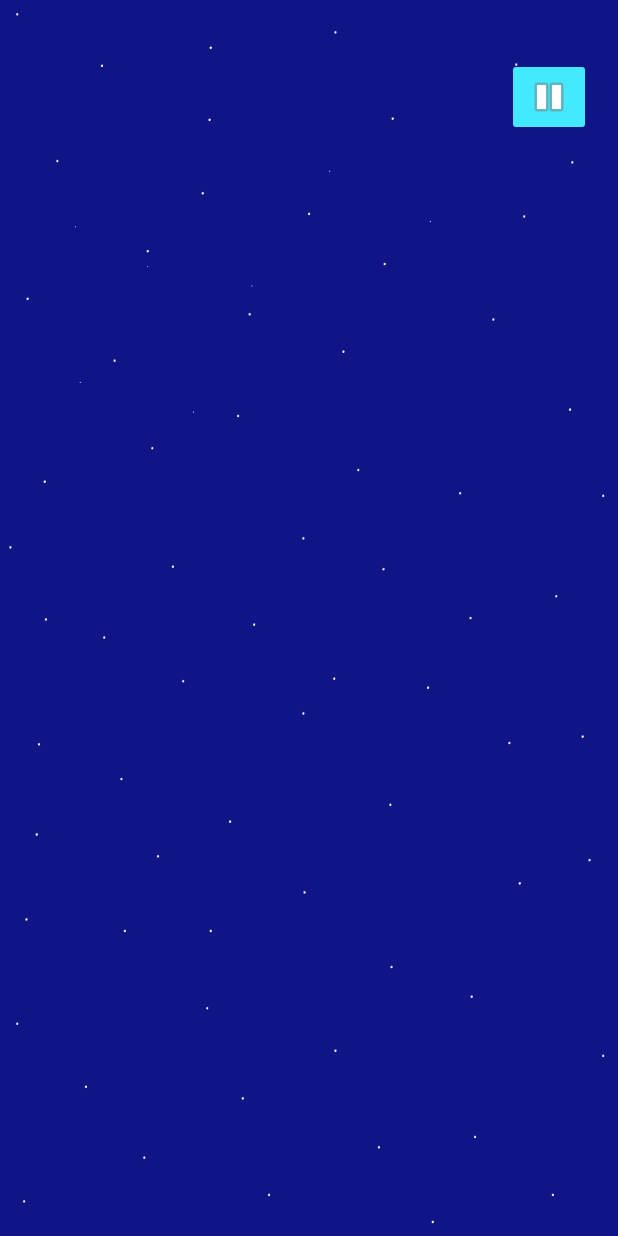
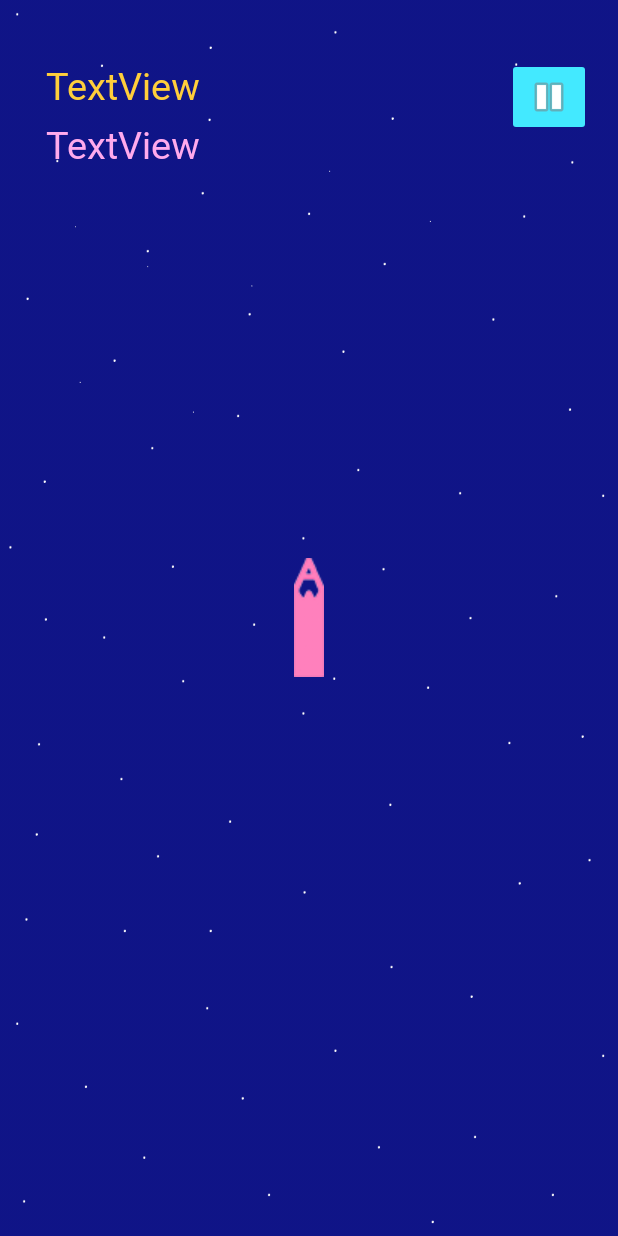
Before and after one commit to miniponti/DADM_21-22_parejaA_P3, an Android app: the screen it shows after launch (ActivityJuego), after a tap on "EMPEZAR", on a phone screen of 412 x 824 dp. Run offline under Robolectric (Android 15) with nearby library versions, the phone set to English and light mode, and no system bars.

Commit message:
se ve la nave

```diff
--- a/app/src/main/java/com/example/dadm_21_22_parejaa_p3/activities/ActivityJuego.java
+++ b/app/src/main/java/com/example/dadm_21_22_parejaa_p3/activities/ActivityJuego.java
@@ -16,6 +16,7 @@ import com.example.dadm_21_22_parejaa_p3.R;
 import com.example.dadm_21_22_parejaa_p3.engine.GameEngine;
 import com.example.dadm_21_22_parejaa_p3.input.InputController;
 import com.example.dadm_21_22_parejaa_p3.movimiento.Player;
+import com.example.dadm_21_22_parejaa_p3.movimiento.PlayerShip;
 
 public class ActivityJuego extends AppCompatActivity {
 
@@ -35,21 +36,24 @@ public class ActivityJuego extends AppCompatActivity {
         setContentView(R.layout.activity_juego);
 
         // encontrar view para poder coger las medidas para el jugador
-        activityView = (View) findViewById(android.R.id.content).getRootView();
-        final ViewTreeObserver observer = activityView.getViewTreeObserver();
-        observer.addOnGlobalLayoutListener(new ViewTreeObserver.OnGlobalLayoutListener(){
+        activityView = findViewById(android.R.id.content).getRootView();
+        activityView.getViewTreeObserver().addOnGlobalLayoutListener
+                (new ViewTreeObserver.OnGlobalLayoutListener(){
             @Override
             public void onGlobalLayout(){
-                // Para evitar que sea llamado múltiples veces,
-                // se elimina el listener en cuanto es llamado
-                //observer.removeOnGlobalLayoutListener(this);
-                gameEngine.addGameObject(new Player(activityView));
+                //Para evitar que sea llamado múltiples veces,
+                //se elimina el listener en cuanto es llamado
+                activityView.getViewTreeObserver().removeOnGlobalLayoutListener(this);
+
+                gameEngine = new GameEngine(ActivityJuego.this);
+                gameEngine.setInputController(new InputController());
+                gameEngine.addGameObject(new PlayerShip(activityView));
                 gameEngine.ge_startGame();
             }
         });
 
         // encontrar fragment container para el menú de pausa
-        fragmentContainerView = (FragmentContainerView) findViewById(R.id.fragmentContainerView);
+        fragmentContainerView = findViewById(R.id.fragmentContainerView);
         FragmentManager FM = getSupportFragmentManager();
         FM.beginTransaction().replace(R.id.fragmentContainerView, new MenuPausaFragment(), "FRAGMENT_PAUSA");
         fragmentContainerView.setVisibility(View.GONE);
@@ -58,7 +62,7 @@ public class ActivityJuego extends AppCompatActivity {
         mp_btn = MediaPlayer.create(getApplicationContext(), R.raw.sfx_botones);
 
         // boton pausa
-        botonPausa = (ImageButton) findViewById(R.id.btn_pausa);
+        botonPausa = findViewById(R.id.btn_pausa);
         botonPausa.setOnClickListener(new View.OnClickListener() {
             public void onClick(View v) {
                 // suena el efecto de sonido
--- a/app/src/main/java/com/example/dadm_21_22_parejaa_p3/movimiento/Player.java
+++ b/app/src/main/java/com/example/dadm_21_22_parejaa_p3/movimiento/Player.java
@@ -14,31 +14,25 @@ import com.example.dadm_21_22_parejaa_p3.input.InputController;
 public class Player extends GameObject{
 
     // VARIABLES ---------------------------------------------
-    private int maxX; // valor máximo para X
-    private int maxY; // valor máximo para Y
-    private double positionX; // posición en X
-    private double positionY; // posición en Y
+    protected int maxX; // valor máximo para X
+    protected int maxY; // valor máximo para Y
+    protected double positionX; // posición en X
+    protected double positionY; // posición en Y
     private double speedFactor; // velocidad transformada a píxeles por milisegundo
-    private double pixelFactor; // tamaño elegido de pixel
-    private final ImageView lapiz;
+    protected double pixelFactor; // tamaño elegido de pixel
+    protected final TextView puntuacion;
     // -------------------------------------------------------
 
     // CONSTRUCTOR
     public Player(final View view){
-        pixelFactor = view.getHeight() / 400d;
+        pixelFactor = 1;
         maxX = view.getWidth() - view.getPaddingRight() - view.getPaddingLeft();
+        System.out.println("maxx" + maxX);
         maxY = view.getHeight() - view.getPaddingTop() - view.getPaddingBottom();
-        speedFactor = pixelFactor * 100d / 1000d; // We want to move at 100px per second on a 400px tall screen
+        System.out.println("max y" + maxY);
 
-        lapiz = new ImageView(view.getContext());
-        Drawable lapizDrawable = view.getContext().getResources().getDrawable(R.drawable.lapiz);
-        lapiz.setLayoutParams(new ViewGroup.LayoutParams(
-                (int) (lapizDrawable.getIntrinsicWidth() * pixelFactor),
-                (int) (lapizDrawable.getIntrinsicHeight() * pixelFactor)));
-        lapiz.setImageDrawable(lapizDrawable);
-        ((FrameLayout) view).addView(lapiz);
-        maxX -= (lapizDrawable.getIntrinsicWidth() * pixelFactor);
-        maxY -= (lapizDrawable.getIntrinsicHeight() * pixelFactor);
+        speedFactor = pixelFactor * 100d / 1000d;
+        puntuacion = view.findViewById(R.id.txt_score);
     }
 
     // INICIALIZA LA POSICION DEL JUGADOR A LA MITAD DE LA PANTALLA
@@ -74,9 +68,5 @@ public class Player extends GameObject{
     }
 
     @Override
-    public void onDraw() {
-        //textView.setText("["+(int) (positionX)+","+(int) (positionY)+"]");
-        lapiz.setTranslationX((int)positionX);
-        lapiz.setTranslationY((int)positionY);
-    }
+    public void onDraw() { }
 }
--- /dev/null
+++ b/app/src/main/java/com/example/dadm_21_22_parejaa_p3/movimiento/PlayerShip.java
@@ -0,0 +1,33 @@
+package com.example.dadm_21_22_parejaa_p3.movimiento;
+
+import android.graphics.drawable.Drawable;
+import android.view.View;
+import android.view.ViewGroup;
+import android.widget.FrameLayout;
+import android.widget.ImageView;
+
+import com.example.dadm_21_22_parejaa_p3.R;
+
+public class PlayerShip extends Player{
+
+    private final ImageView lapiz;
+
+    public PlayerShip(final View view) {
+        super(view);
+        lapiz = new ImageView(view.getContext());
+        Drawable lapizDrawable = view.getContext().getResources().getDrawable(R.drawable.lapiz);
+        lapiz.setLayoutParams(new ViewGroup.LayoutParams(
+                (int) (lapizDrawable.getIntrinsicWidth() * pixelFactor),
+                (int) (lapizDrawable.getIntrinsicHeight() * pixelFactor)));
+        lapiz.setImageDrawable(lapizDrawable);
+        ((FrameLayout) view).addView(lapiz);
+        maxX -= (lapizDrawable.getIntrinsicWidth() * pixelFactor);
+        maxY -= (lapizDrawable.getIntrinsicHeight() * pixelFactor);
+    }
+
+    @Override
+    public void onDraw() {
+        lapiz.setTranslationX((int)positionX);
+        lapiz.setTranslationY((int)positionY);
+    }
+}
--- a/app/src/main/res/layout/activity_juego.xml
+++ b/app/src/main/res/layout/activity_juego.xml
@@ -21,6 +21,36 @@
         app:srcCompat="@android:drawable/ic_media_pause"
         tools:ignore="SpeakableTextPresentCheck" />
 
+    <TextView
+        android:id="@+id/txt_score"
+        android:layout_width="wrap_content"
+        android:layout_height="wrap_content"
+        android:fontFamily="@font/showg"
+        android:textColor="@color/yellow"
+        android:textSize="25dp"
+        android:text="TextView"
+        app:layout_constraintBottom_toBottomOf="parent"
+        app:layout_constraintEnd_toEndOf="parent"
+        app:layout_constraintHorizontal_bias="0.1"
+        app:layout_constraintStart_toStartOf="parent"
+        app:layout_constraintTop_toTopOf="parent"
+        app:layout_constraintVertical_bias="0.050000012" />
+
+    <TextView
+        android:id="@+id/txt_life"
+        android:layout_width="wrap_content"
+        android:layout_height="wrap_content"
+        android:fontFamily="@font/showg"
+        android:text="TextView"
+        android:textColor="@color/pink"
+        android:textSize="25dp"
+        app:layout_constraintBottom_toBottomOf="parent"
+        app:layout_constraintEnd_toEndOf="parent"
+        app:layout_constraintHorizontal_bias="0.1"
+        app:layout_constraintStart_toStartOf="parent"
+        app:layout_constraintTop_toTopOf="parent"
+        app:layout_constraintVertical_bias="0.100000024" />
+
     <androidx.fragment.app.FragmentContainerView
         android:id="@+id/fragmentContainerView"
         android:name="com.example.dadm_21_22_parejaa_p3.MenuPausaFragment"
--- a/app/src/main/res/values/colors.xml
+++ b/app/src/main/res/values/colors.xml
@@ -9,4 +9,5 @@
     <color name="white">#FFFFFFFF</color>
     <color name="pink">#FFAAED</color>
     <color name="cyan">#43E9FF</color>
+    <color name="yellow">#FFCE3B</color>
 </resources>
```
Also changed, not shown: app/src/main/res/drawable-v24/lapiz.png, app/src/main/res/font/SHOWG.TTF (added).
